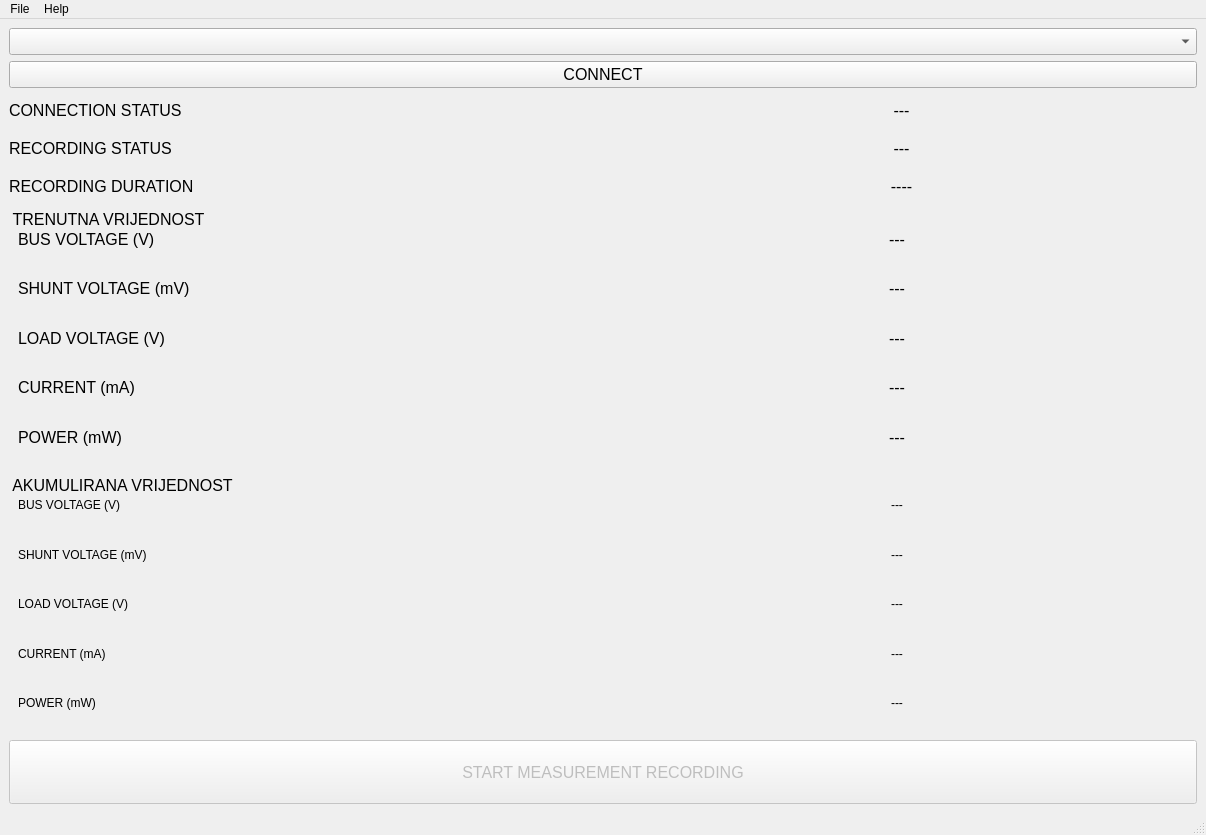
Old version of the form PC_Application/mainwindow.ui in the repository dogotic/QCurrentMeasurement.
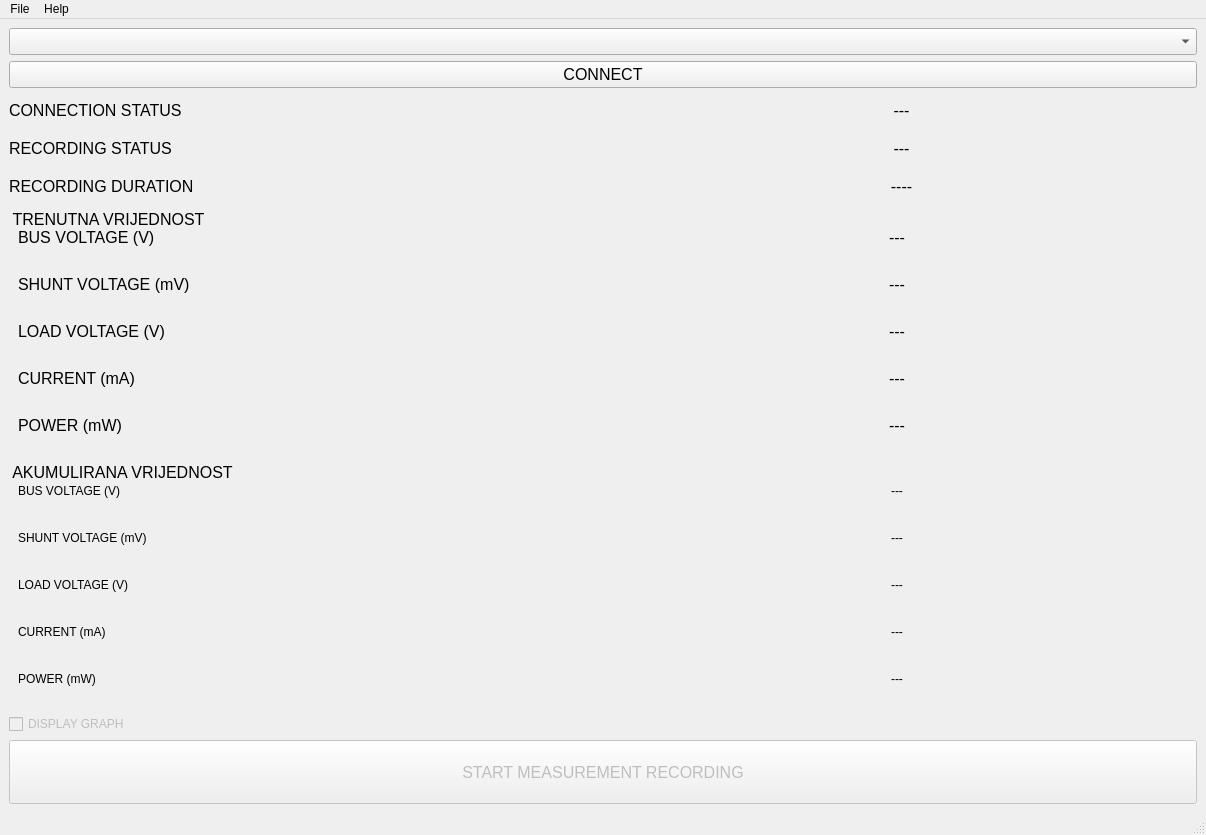
New version of the form.

Commit message: started work on a real time graph plotter. Currently it is disabled as it does not function that propperly

```diff
--- a/PC_Application/mainwindow.ui
+++ b/PC_Application/mainwindow.ui
@@ -426,6 +426,16 @@
       </layout>
      </widget>
     </item>
+    <item>
+     <widget class="QCheckBox" name="checkBox">
+      <property name="enabled">
+       <bool>false</bool>
+      </property>
+      <property name="text">
+       <string>DISPLAY GRAPH</string>
+      </property>
+     </widget>
+    </item>
     <item>
      <widget class="QPushButton" name="pushButton_START_MEASUREMENT">
       <property name="enabled">
```
The commit also changes 9 other files.
